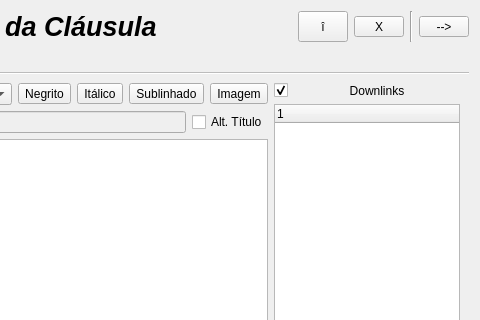
This is views/UI/ClauseView.ui in fbarden/ProjectManager as Qt 5 draws it before an edit; both pictures show x 508 to 988 and y 0 to 320 of the 988 by 713 pixel window. The edited form follows.
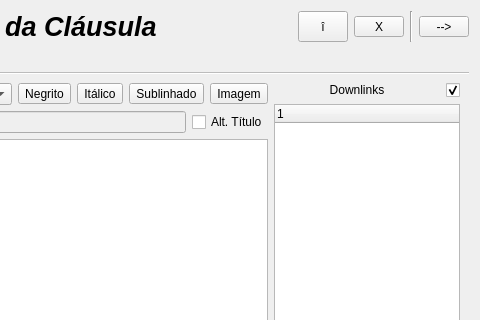
This is the edited form.

Commit message: Implement links display on Clause View. Also Updates UIs.

Diff of the .ui file:
```diff
--- a/views/UI/ClauseView.ui
+++ b/views/UI/ClauseView.ui
@@ -281,6 +281,16 @@
         <layout class="QVBoxLayout" name="downlinksLayout">
          <item>
           <layout class="QHBoxLayout" name="horizontalLayout_3">
+           <item>
+            <widget class="QLabel" name="downlinksLabel">
+             <property name="text">
+              <string>Downlinks</string>
+             </property>
+             <property name="alignment">
+              <set>Qt::AlignHCenter|Qt::AlignTop</set>
+             </property>
+            </widget>
+           </item>
            <item alignment="Qt::AlignTop">
             <widget class="QCheckBox" name="downlinksCheckBox">
              <property name="sizePolicy">
@@ -297,16 +307,6 @@
              </property>
             </widget>
            </item>
-           <item>
-            <widget class="QLabel" name="downlinksLabel">
-             <property name="text">
-              <string>Downlinks</string>
-             </property>
-             <property name="alignment">
-              <set>Qt::AlignCenter</set>
-             </property>
-            </widget>
-           </item>
           </layout>
          </item>
          <item>
```
Left out of the diff: 96 changed lines with no effect on the pictures. The commit also changes 18 other files.
